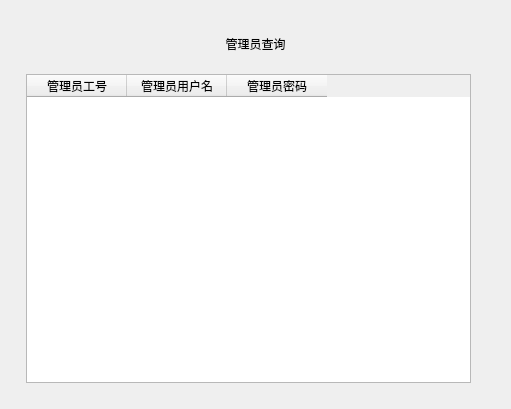
Old version of the form resource/ui/super/SuperSearch.ui in the repository betacat-ha/library-management-system-pyqt.
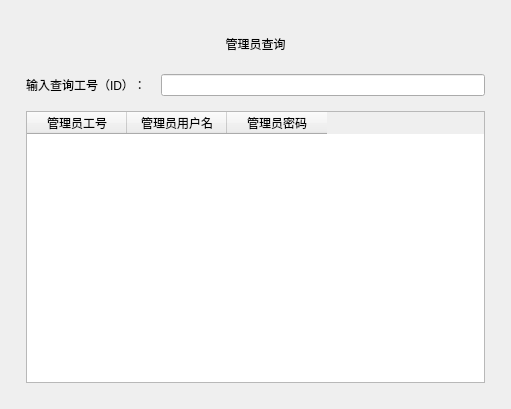
New version of the form. Custom widgets are drawn as their Qt base class.

Patch:
```diff
--- a/resource/ui/super/SuperSearch.ui
+++ b/resource/ui/super/SuperSearch.ui
@@ -48,10 +48,24 @@
          <number>15</number>
         </property>
         <item>
-         <widget class="TableWidget" name="superSearch">
+         <layout class="QHBoxLayout" name="horizontalLayout_2">
+          <item>
+           <widget class="QLabel" name="label_2">
+            <property name="text">
+             <string>输入查询工号（ID）：</string>
+            </property>
+           </widget>
+          </item>
+          <item>
+           <widget class="SearchLineEdit" name="adminSearchEdit"/>
+          </item>
+         </layout>
+        </item>
+        <item>
+         <widget class="TableWidget" name="adminList">
           <property name="maximumSize">
            <size>
-            <width>445</width>
+            <width>16777215</width>
             <height>16777215</height>
            </size>
           </property>
@@ -91,6 +105,16 @@
    <extends>QLabel</extends>
    <header>qfluentwidgets</header>
   </customwidget>
+  <customwidget>
+   <class>LineEdit</class>
+   <extends>QLineEdit</extends>
+   <header>qfluentwidgets</header>
+  </customwidget>
+  <customwidget>
+   <class>SearchLineEdit</class>
+   <extends>LineEdit</extends>
+   <header>qfluentwidgets</header>
+  </customwidget>
   <customwidget>
    <class>TableWidget</class>
    <extends>QTableWidget</extends>
```
Left out of the diff: 2 changed lines with no effect on the pictures.
